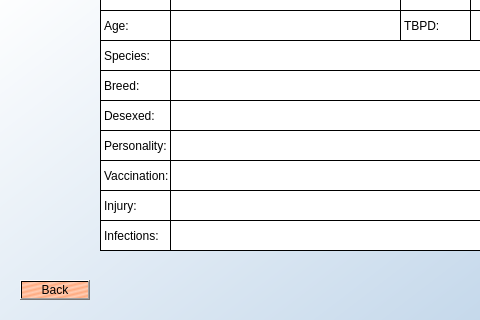
First picture: the form in Actual Project/EditUi.ui, repository VengefulDave/Animal--Database, before the edit; both pictures show x 0 to 480 and y 280 to 600 of the 800 by 600 pixel window.
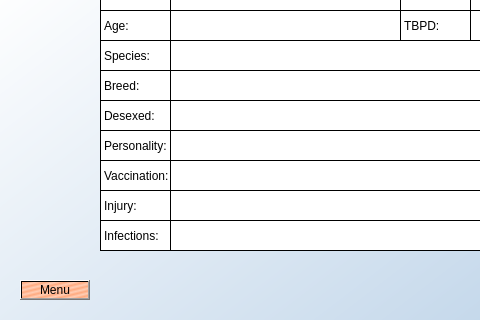
Second picture: the form after the edit.

What changed in the file:
```diff
--- a/Actual Project/EditUi.ui
+++ b/Actual Project/EditUi.ui
@@ -83,7 +83,7 @@
      <string notr="true">background-color:qlineargradient(spread:reflect, x1:0.926, y1:0.926136, x2:1, y2:1, stop:0 rgba(255, 170, 127, 255), stop:1 rgba(255, 206, 181, 255))</string>
     </property>
     <property name="text">
-     <string>Back</string>
+     <string>Menu</string>
     </property>
    </widget>
    <widget class="QWidget" name="gridLayoutWidget_2">
```
Left out of the diff: 13 changed lines with no effect on the pictures.
